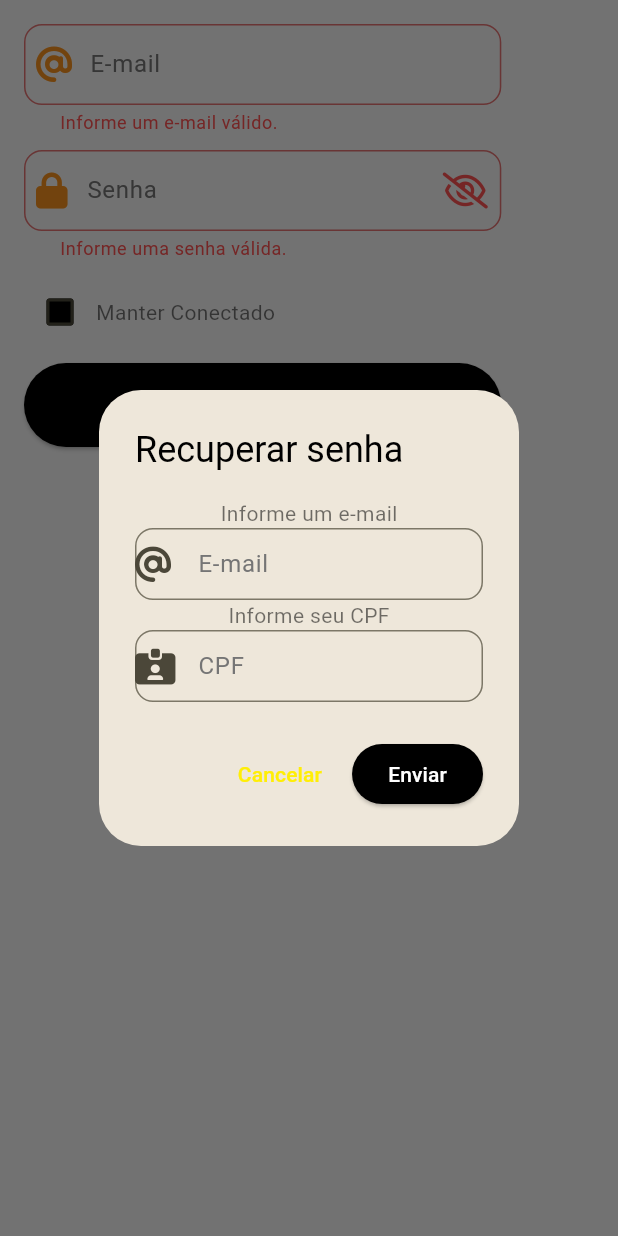
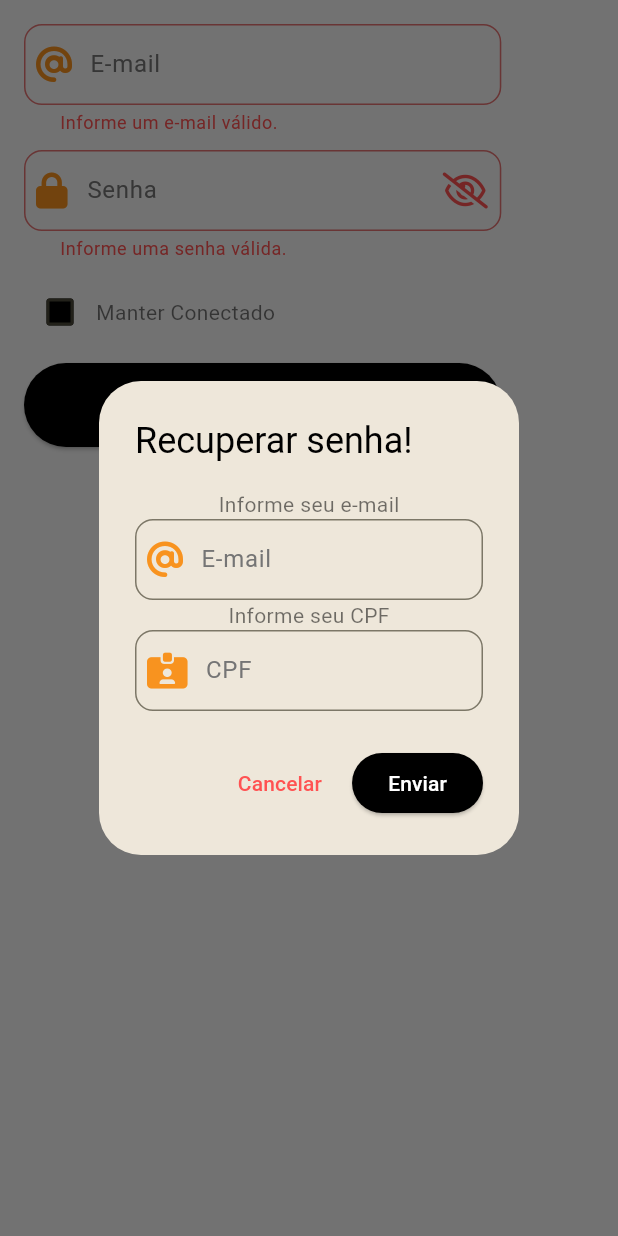
Before and after one commit to FilhoDeEmer/plpstore, a Flutter app: the AuthForm widget shown alone on an empty page, opened directly, after a tap on "ENTRAR", after a tap on "Recuperar Senha?", on a phone screen of 412 x 824 dp. Run offline on Flutter 3.47's test engine with Material 3 defaults, Android fonts, the phone set to English and light mode, and no system bars; our stand-ins replace carousel_slider, flutter_masked_text2, font_awesome_flutter, shared_preferences, webview_flutter; missing offline and left inert: emailjs, flutter_custom_tabs; accounts and stored records are empty; network calls fail.

Commit message:
criação da função 'recuperar senha'

```diff
--- a/PLPSTORE/plpstore/lib/components/auth_form.dart
+++ b/PLPSTORE/plpstore/lib/components/auth_form.dart
@@ -28,6 +28,8 @@ class _AuthFormState extends State<AuthForm> {
   final _passwordConfirmController = TextEditingController();
   final _cpfController = MaskedTextController(mask: '000.000.000-00');
   final _formKey = GlobalKey<FormState>();
+  final _passwordFormKey = GlobalKey<FormState>();
+
   bool _rememberMe = false;
   bool _isObscure = true;
   bool _isObscureConfirm = true;
@@ -93,6 +95,35 @@ class _AuthFormState extends State<AuthForm> {
     );
   }
 
+  Future<void> _submitPassword() async {
+    if (!_passwordFormKey.currentState!.validate()) {
+      return;
+    }
+
+    String resposta =
+        await _sendPasswordEmail(_fEmailController.text, _fCpfController.text);
+    showDialog(
+      context: context,
+      builder: (BuildContext context) {
+        return AlertDialog(
+          title: const Text('Recuperação de Senha'),
+          content: Text(resposta),
+          actions: [
+            TextButton(
+              onPressed: () {
+                _fCpfController.clear();
+                _fEmailController.clear();
+                Navigator.of(context).pop();
+                Navigator.of(context).pop();
+              },
+              child: const Text('OK'),
+            ),
+          ],
+        );
+      },
+    );
+  }
+
   Future<void> _submit() async {
     if (!_formKey.currentState!.validate()) {
       return;
@@ -140,39 +171,42 @@ class _AuthFormState extends State<AuthForm> {
     }
   }
 
-  void _sendPasswordEmail(String email, String cpf) {
+  Future<String> _sendPasswordEmail(String email, String cpf) async {
     Auth verificar = Auth();
-    verificar.recuperarSenha(email, cpf);
+    String resposta = await verificar.recuperarSenha(email, cpf);
+    return resposta;
   }
 
-  void _passwordRecover() {
+  void _passwordRecover(BuildContext context) {
     showDialog(
       context: context,
+      barrierDismissible: false,
       builder: (BuildContext context) {
         return AlertDialog(
-          title: const Text('Recuperar senha'),
-          content: Column(
+          title: const Text('Recuperar senha!'),
+          content: Form(
+            key: _passwordFormKey,
+            child: Column(
               mainAxisSize: MainAxisSize.min,
               children: [
-              const Text('Informe um e-mail'),
+                const Text('Informe seu e-mail'),
                 TextFormField(
                   controller: _fEmailController,
-                decoration: const InputDecoration(
+                  decoration: InputDecoration(
                     labelText: 'E-mail',
-                  prefixIcon: FaIcon(FontAwesomeIcons.at),
+                    prefixIcon: Padding(
+                      padding: const EdgeInsets.all(8.0),
+                      child: FaIcon(FontAwesomeIcons.at,
+                          color: Theme.of(context).colorScheme.secondary),
+                    ),
                     prefixIconConstraints:
-                      BoxConstraints(minHeight: 1, minWidth: 38),
-                  contentPadding: EdgeInsets.symmetric(vertical: 10),
+                        const BoxConstraints(minHeight: 1, minWidth: 38),
+                    contentPadding: const EdgeInsets.symmetric(
+                        vertical: 15, horizontal: 20),
                     border: OutlineInputBorder(
-                    borderRadius: BorderRadius.all(Radius.circular(12)),
-                  ),
-                  focusedBorder: OutlineInputBorder(
-                    borderSide:
-                        BorderSide(color: Color.fromRGBO(248, 147, 31, 1)),
-                    borderRadius: BorderRadius.all(Radius.circular(12)),
+                      borderRadius: BorderRadius.circular(12),
                     ),
                   ),
-                keyboardType: TextInputType.emailAddress,
                   validator: (_email) {
                     final email = _email ?? '';
                     if (email.trim().isEmpty || !email.contains('@')) {
@@ -184,45 +218,49 @@ class _AuthFormState extends State<AuthForm> {
                 const Text('Informe seu CPF'),
                 TextFormField(
                   controller: _fCpfController,
-                decoration: const InputDecoration(
+                  decoration: InputDecoration(
                     labelText: 'CPF',
-                  prefixIcon: FaIcon(FontAwesomeIcons.idCardClip),
+                    prefixIcon: Padding(
+                      padding: const EdgeInsets.all(8.0),
+                      child: FaIcon(FontAwesomeIcons.idCardClip,
+                          color: Theme.of(context).colorScheme.secondary),
+                    ),
                     prefixIconConstraints:
-                      BoxConstraints(minHeight: 1, minWidth: 38),
-                  contentPadding: EdgeInsets.symmetric(vertical: 10),
+                        const BoxConstraints(minHeight: 1, minWidth: 38),
+                    contentPadding: const EdgeInsets.symmetric(
+                        vertical: 15, horizontal: 20),
                     border: OutlineInputBorder(
-                    borderRadius: BorderRadius.all(Radius.circular(12)),
-                  ),
-                  focusedBorder: OutlineInputBorder(
-                    borderSide:
-                        BorderSide(color: Color.fromRGBO(248, 147, 31, 1)),
-                    borderRadius: BorderRadius.all(Radius.circular(12)),
+                      borderRadius: BorderRadius.circular(12),
                     ),
                   ),
-                keyboardType: TextInputType.emailAddress,
-                // validator: (_cpf) {
-                //   final validador = validarCpf.validarCPF(_cpf!);
-                //   if (!validador) {
-                //     return 'Informe um CPF válido.';
-                //   }
-                //   return null;
-                // },
+                  keyboardType: TextInputType.number,
+                  validator: (value) {
+                    if (value == null || value.isEmpty) {
+                      return 'Campo obrigatório';
+                    }
+                    if (!validarCpf.validarCPF(value)) {
+                      return 'CPF inválido';
+                    }
+                    return null;
+                  },
                 ),
               ],
+            ),
           ),
           actions: [
             TextButton(
               onPressed: () {
+                _fCpfController.clear();
+                _fEmailController.clear();
                 Navigator.of(context).pop();
               },
-              child: const Text('Cancelar'),
+              child: Text(
+                'Cancelar',
+                style: TextStyle(color: Theme.of(context).colorScheme.error),
+              ),
             ),
             ElevatedButton(
-              onPressed: () {
-                _sendPasswordEmail(
-                    _fEmailController.text, _fCpfController.text);
-                Navigator.of(context).pop();
-              },
+              onPressed: _submitPassword,
               child: const Text('Enviar'),
             ),
           ],
@@ -403,7 +441,7 @@ class _AuthFormState extends State<AuthForm> {
                     mainAxisAlignment: MainAxisAlignment.end,
                     children: [
                       TextButton(
-                        onPressed: _passwordRecover,
+                        onPressed: () => _passwordRecover(context),
                         child: Text('Recuperar Senha?',
                             style: TextStyle(
                               color: Theme.of(context).colorScheme.onSecondary,
--- a/PLPSTORE/plpstore/lib/components/funcao_externas.dart
+++ b/PLPSTORE/plpstore/lib/components/funcao_externas.dart
@@ -5,6 +5,7 @@ class FuncaoExterna {
   final String urlWhats =
       'https://api.whatsapp.com/send?phone=5513996187797&text=Olá';
   final String urlMail = 'mailto:adm@plpstore.com.br';
+  final String urlSite = 'https://www.plpstore.com.br';
 
   void instagram() async {
     await _launchURL(urlInsta);
@@ -17,6 +18,9 @@ class FuncaoExterna {
   void email() async {
     await _launchURL(urlMail);
   }
+  void site() async {
+    await _launchURL(urlSite);
+  }
 
   Future<void> _launchURL(String urlString) async {
     try {
```
Also changed, not shown: PLPSTORE/plpstore/lib/model/auth.dart (+15 -14 lines), PLPSTORE/plpstore/lib/pages/order_detail_page.dart (+14 -10 lines), PLPSTORE/plpstore/lib/pages/perfil.dart (+64 -14 lines). Lines whose indentation alone changed are shown as unchanged.
